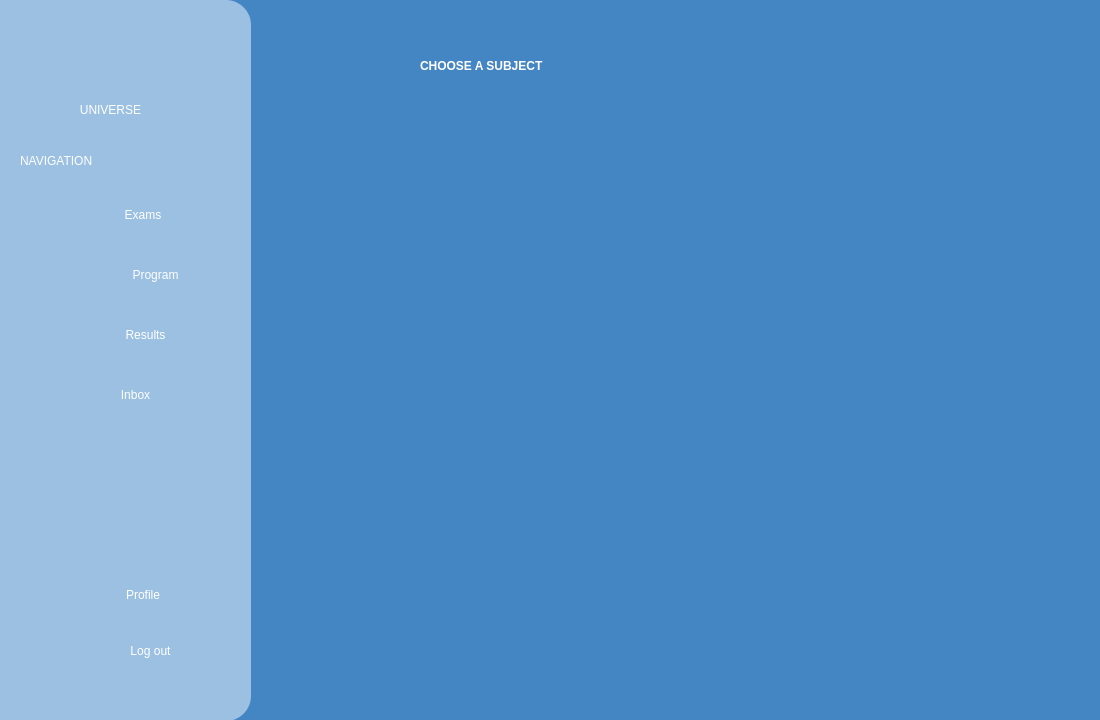
This is AGUniverse/presentationLayer/exams.ui in codingburgas/sprint-eschool-ag-universe as Qt 5 draws it before an edit. The edited form follows.
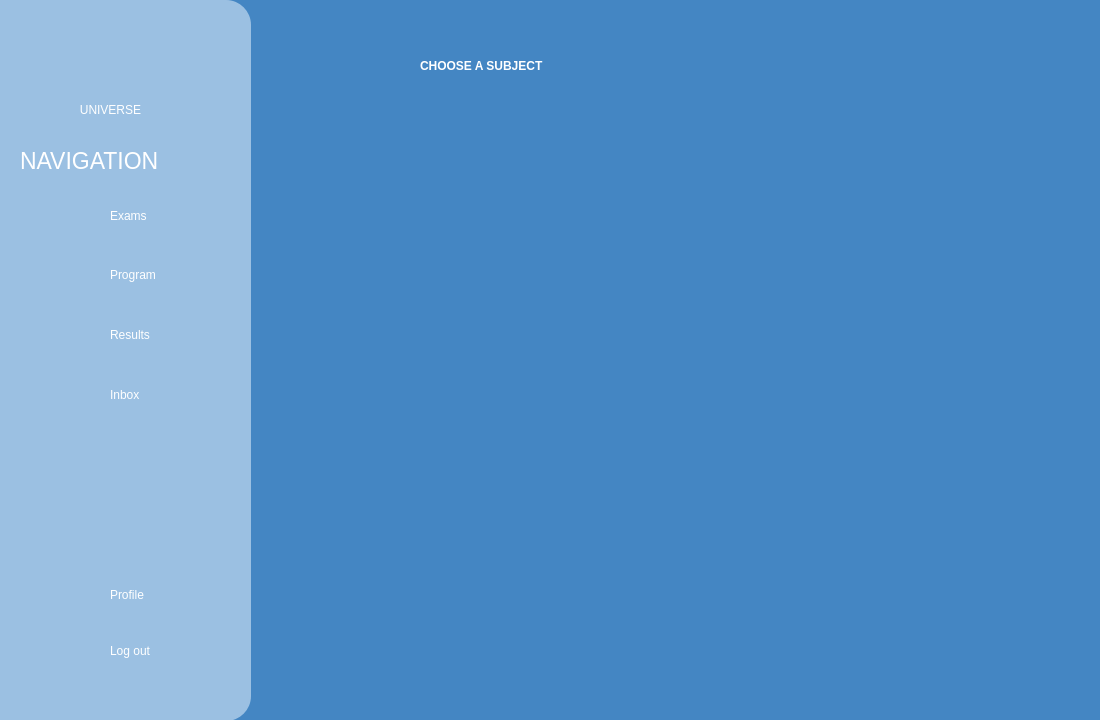
This is the edited form. Icons and pictures are not drawn.

Commit message: Fix fonts and labels

```diff
--- a/AGUniverse/presentationLayer/exams.ui
+++ b/AGUniverse/presentationLayer/exams.ui
@@ -132,7 +132,7 @@
    <widget class="QLabel" name="logout_Icon">
     <property name="geometry">
      <rect>
-      <x>50</x>
+      <x>53</x>
       <y>630</y>
       <width>51</width>
       <height>51</height>
@@ -151,7 +151,7 @@
    <widget class="QPushButton" name="logoutButton">
     <property name="geometry">
      <rect>
-      <x>100</x>
+      <x>110</x>
       <y>620</y>
       <width>101</width>
       <height>61</height>
@@ -159,7 +159,8 @@
     </property>
     <property name="styleSheet">
      <string notr="true">font: 15pt &quot;Allerta&quot;;
-color:white;</string>
+color:white;
+text-align:left;</string>
     </property>
     <property name="text">
      <string>Log out</string>
@@ -168,15 +169,16 @@
    <widget class="QPushButton" name="examsButton">
     <property name="geometry">
      <rect>
-      <x>100</x>
-      <y>200</y>
-      <width>86</width>
-      <height>29</height>
+      <x>110</x>
+      <y>195</y>
+      <width>71</width>
+      <height>41</height>
      </rect>
     </property>
     <property name="styleSheet">
      <string notr="true">font: 15pt &quot;Allerta&quot;;
-color:white;</string>
+color:white;
+text-align:left;</string>
     </property>
     <property name="text">
      <string>Exams</string>
@@ -185,7 +187,7 @@
    <widget class="QPushButton" name="programButton">
     <property name="geometry">
      <rect>
-      <x>100</x>
+      <x>110</x>
       <y>260</y>
       <width>111</width>
       <height>29</height>
@@ -193,7 +195,8 @@
     </property>
     <property name="styleSheet">
      <string notr="true">font: 15pt &quot;Allerta&quot;;
-color:white;</string>
+color:white;
+text-align:left;</string>
     </property>
     <property name="text">
      <string>Program</string>
@@ -202,7 +205,7 @@
    <widget class="QPushButton" name="resultsButton">
     <property name="geometry">
      <rect>
-      <x>100</x>
+      <x>110</x>
       <y>320</y>
       <width>91</width>
       <height>29</height>
@@ -210,7 +213,8 @@
     </property>
     <property name="styleSheet">
      <string notr="true">font: 15pt &quot;Allerta&quot;;
-color:white;</string>
+color:white;
+text-align:left;</string>
     </property>
     <property name="text">
      <string>Results</string>
@@ -219,7 +223,7 @@
    <widget class="QPushButton" name="inboxButton">
     <property name="geometry">
      <rect>
-      <x>100</x>
+      <x>110</x>
       <y>380</y>
       <width>71</width>
       <height>29</height>
@@ -227,7 +231,8 @@
     </property>
     <property name="styleSheet">
      <string notr="true">font: 15pt &quot;Allerta&quot;;
-color:white;</string>
+color:white;
+text-align:left;</string>
     </property>
     <property name="text">
      <string>Inbox</string>
@@ -236,7 +241,7 @@
    <widget class="QPushButton" name="profileButton">
     <property name="geometry">
      <rect>
-      <x>100</x>
+      <x>110</x>
       <y>580</y>
       <width>86</width>
       <height>29</height>
@@ -244,7 +249,8 @@
     </property>
     <property name="styleSheet">
      <string notr="true">font: 15pt &quot;Allerta&quot;;
-color:white;</string>
+color:white;
+text-align:left;</string>
     </property>
     <property name="text">
      <string>Profile</string>
@@ -260,7 +266,7 @@
      </rect>
     </property>
     <property name="styleSheet">
-     <string notr="true">font: 17pt &quot;Allerta&quot;;
+     <string notr="true">font: 17pt;
 color:white;</string>
     </property>
     <property name="text">
```
Left out of the diff: 74 changed lines with no effect on the pictures. The commit also changes 18 other files.
